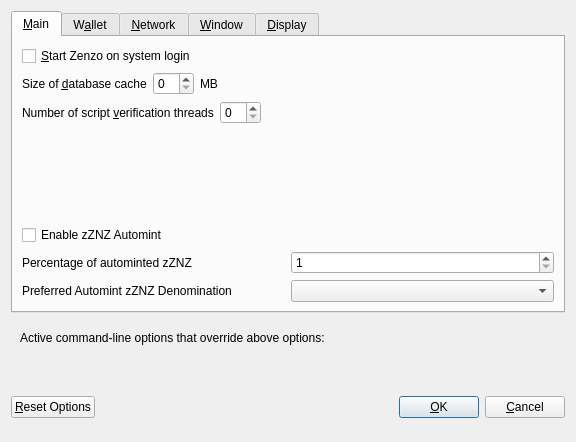
Old version of the form src/qt/forms/optionsdialog.ui in the repository ZENZO-Ecosystem/ZENZO-Core-Archive.
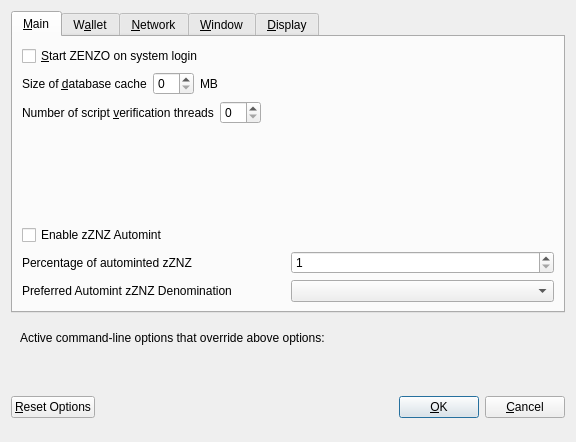
New version of the form. Custom widgets are drawn as their Qt base class.

Diff of the .ui file:
```diff
--- a/src/qt/forms/optionsdialog.ui
+++ b/src/qt/forms/optionsdialog.ui
@@ -33,7 +33,7 @@
           <string>Automatically start Zenzo after logging in to the system.</string>
          </property>
          <property name="text">
-          <string>&amp;Start Zenzo on system login</string>
+          <string>&amp;Start ZENZO on system login</string>
          </property>
         </widget>
        </item>
```
Left out of the diff: 8 changed lines with no effect on the pictures.
